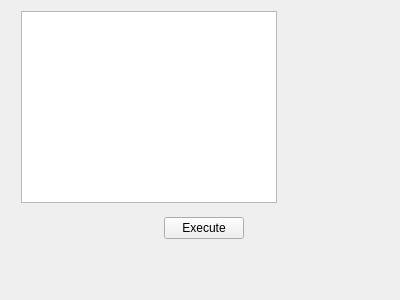
Old version of the form SQLiteExplorer/qsqlitequerywindow.ui in the repository hawkchch/SQLiteExplorer.
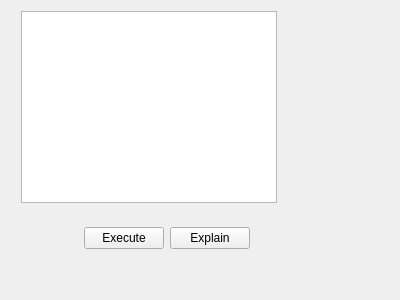
New version of the form.

Commit message: 1. 新增执行计划查询 2. 新增选中文本执行sql语句功能

```diff
--- a/SQLiteExplorer/qsqlitequerywindow.ui
+++ b/SQLiteExplorer/qsqlitequerywindow.ui
@@ -29,9 +29,9 @@
      <widget class="QWidget" name="widget" native="true">
       <property name="geometry">
        <rect>
-        <x>100</x>
-        <y>200</y>
-        <width>186</width>
+        <x>20</x>
+        <y>210</y>
+        <width>271</width>
         <height>35</height>
        </rect>
       </property>
@@ -56,6 +56,13 @@
          </property>
         </widget>
        </item>
+       <item>
+        <widget class="QPushButton" name="pushButton_2">
+         <property name="text">
+          <string>Explain</string>
+         </property>
+        </widget>
+       </item>
        <item>
         <spacer name="horizontalSpacer_2">
          <property name="orientation">
```
The commit also changes 2 other files.
